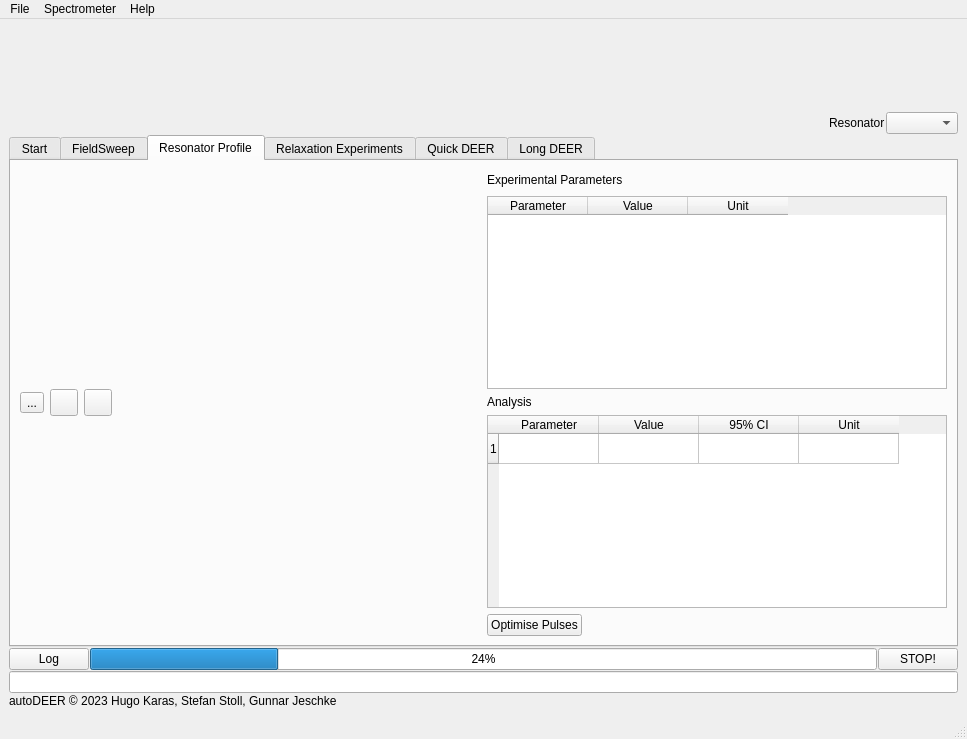
Old version of the form gui/gui2.ui in the repository JeschkeLab/autoDEER.
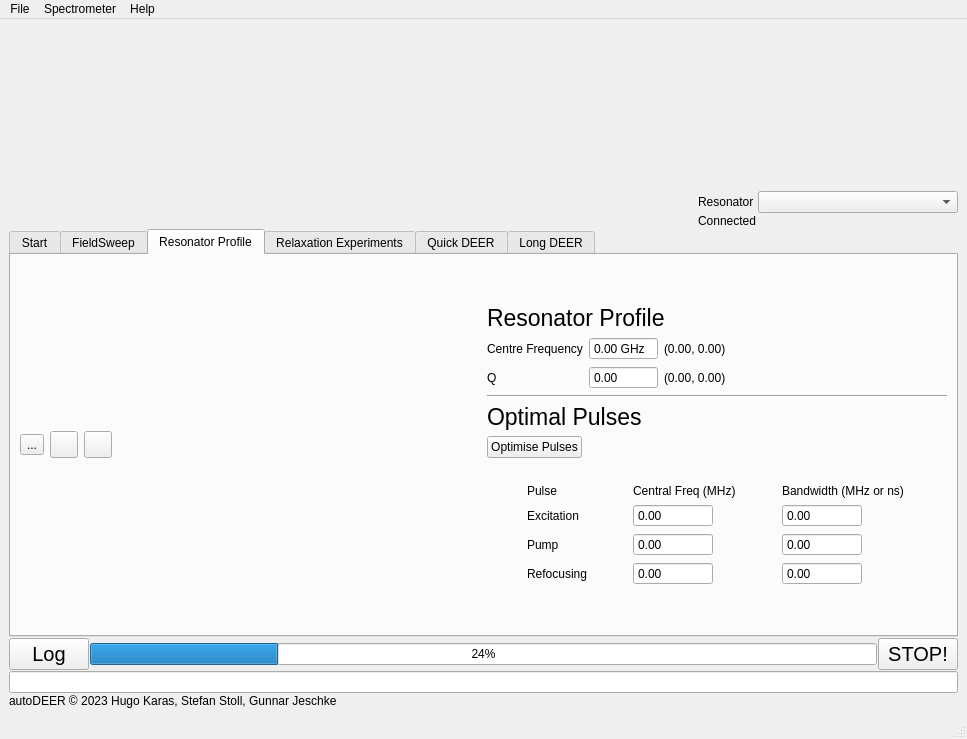
New version of the form. The open tabs and pages were chosen to show the change. Icons and pictures are not drawn. Custom widgets are drawn as their Qt base class.

Commit message: - Improved GUI - Added Connected light - Improved Advanced Mode

The edit to the form file:
```diff
--- a/gui/gui2.ui
+++ b/gui/gui2.ui
@@ -77,7 +77,34 @@
            </widget>
           </item>
           <item row="0" column="1">
-           <widget class="QComboBox" name="resonatorComboBox"/>
+           <widget class="QComboBox" name="resonatorComboBox">
+            <property name="sizePolicy">
+             <sizepolicy hsizetype="Preferred" vsizetype="Fixed">
+              <horstretch>0</horstretch>
+              <verstretch>0</verstretch>
+             </sizepolicy>
+            </property>
+            <property name="minimumSize">
+             <size>
+              <width>200</width>
+              <height>0</height>
+             </size>
+            </property>
+           </widget>
+          </item>
+          <item row="1" column="0">
+           <widget class="QLabel" name="connectedLabel">
+            <property name="text">
+             <string>Connected</string>
+            </property>
+           </widget>
+          </item>
+          <item row="1" column="1">
+           <widget class="QLabel" name="Connected_Light">
+            <property name="text">
+             <string notr="true"/>
+            </property>
+           </widget>
           </item>
          </layout>
         </item>
@@ -92,7 +119,7 @@
          <enum>QTabWidget::Rounded</enum>
         </property>
         <property name="currentIndex">
-         <number>0</number>
+         <number>5</number>
         </property>
         <property name="elideMode">
          <enum>Qt::ElideRight</enum>
@@ -198,6 +225,11 @@
                <property name="enabled">
                 <bool>true</bool>
                </property>
+               <property name="font">
+                <font>
+                 <pointsize>15</pointsize>
+                </font>
+               </property>
                <property name="text">
                 <string>Run Fully Automatic DEER</string>
                </property>
@@ -328,6 +360,11 @@
              </item>
              <item>
               <widget class="QPushButton" name="AdvancedAutoButton">
+               <property name="font">
+                <font>
+                 <pointsize>15</pointsize>
+                </font>
+               </property>
                <property name="text">
                 <string>Run Advanced Mode</string>
                </property>
@@ -361,7 +398,7 @@
                    <string>...</string>
                   </property>
                   <property name="icon">
-                   <iconset resource="resources_file.qrc">
+                   <iconset resource="../../../autoDeer_dev/GUI/resources_file.qrc">
                     <normaloff>:/icons/resources/upload.png</normaloff>:/icons/resources/upload.png</iconset>
                   </property>
                   <property name="iconSize">
@@ -381,7 +418,7 @@
                    <string notr="true"/>
                   </property>
                   <property name="icon">
-                   <iconset resource="resources_file.qrc">
+                   <iconset resource="../../../autoDeer_dev/GUI/resources_file.qrc">
                     <normaloff>:/icons/resources/refresh.png</normaloff>:/icons/resources/refresh.png</iconset>
                   </property>
                   <property name="iconSize">
@@ -401,7 +438,7 @@
                    <string notr="true"/>
                   </property>
                   <property name="icon">
-                   <iconset resource="resources_file.qrc">
+                   <iconset resource="../../../autoDeer_dev/GUI/resources_file.qrc">
                     <normaloff>:/icons/resources/play.png</normaloff>:/icons/resources/play.png</iconset>
                   </property>
                   <property name="iconSize">
@@ -445,6 +482,11 @@
                <layout class="QHBoxLayout" name="horizontalLayout_3">
                 <item>
                  <widget class="QLabel" name="label_3">
+                  <property name="font">
+                   <font>
+                    <pointsize>17</pointsize>
+                   </font>
+                  </property>
                   <property name="text">
                    <string>Experimental Parameters</string>
                   </property>
@@ -466,67 +508,234 @@
                </layout>
               </item>
               <item>
-               <widget class="QTableWidget" name="fsweep_exp_table">
-                <column>
-                 <property name="text">
-                  <string>Parameter</string>
-                 </property>
-                </column>
-                <column>
-                 <property name="text">
-                  <string>Value</string>
-                 </property>
-                </column>
-                <column>
-                 <property name="text">
-                  <string>Unit</string>
-                 </property>
-                </column>
-               </widget>
-              </item>
-              <item>
-               <widget class="QLabel" name="label_4">
-                <property name="text">
-                 <string>Analysis</string>
+               <layout class="QGridLayout" name="gridLayout_3">
+                <property name="topMargin">
+                 <number>10</number>
                 </property>
-               </widget>
+                <item row="1" column="1">
+                 <widget class="QDoubleSpinBox" name="gyroSpinBox">
+                  <property name="readOnly">
+                   <bool>true</bool>
+                  </property>
+                  <property name="buttonSymbols">
+                   <enum>QAbstractSpinBox::NoButtons</enum>
+                  </property>
+                  <property name="suffix">
+                   <string> MHz/T</string>
+                  </property>
+                  <property name="decimals">
+                   <number>6</number>
+                  </property>
+                 </widget>
+                </item>
+                <item row="3" column="0">
+                 <widget class="QLabel" name="label_32">
+                  <property name="text">
+                   <string>A</string>
+                  </property>
+                  <property name="alignment">
+                   <set>Qt::AlignRight|Qt::AlignTrailing|Qt::AlignVCenter</set>
+                  </property>
+                 </widget>
+                </item>
+                <item row="4" column="1">
+                 <widget class="QDoubleSpinBox" name="GBSpinBox">
+                  <property name="readOnly">
+                   <bool>true</bool>
+                  </property>
+                  <property name="buttonSymbols">
+                   <enum>QAbstractSpinBox::NoButtons</enum>
+                  </property>
+                  <property name="suffix">
+                   <string/>
+                  </property>
+                 </widget>
+                </item>
+                <item row="4" column="0">
+                 <widget class="QLabel" name="label_17">
+                  <property name="text">
+                   <string>Gaussian Broadening</string>
+                  </property>
+                  <property name="alignment">
+                   <set>Qt::AlignRight|Qt::AlignTrailing|Qt::AlignVCenter</set>
+                  </property>
+                 </widget>
+                </item>
+                <item row="5" column="1">
+                 <widget class="QDoubleSpinBox" name="BoffsetSpinBox">
+                  <property name="readOnly">
+                   <bool>true</bool>
+                  </property>
+                  <property name="buttonSymbols">
+                   <enum>QAbstractSpinBox::NoButtons</enum>
+                  </property>
+                  <property name="suffix">
+                   <string> B</string>
+                  </property>
+                 </widget>
+                </item>
+                <item row="5" column="0">
+                 <widget class="QLabel" name="label_21">
+                  <property name="text">
+                   <string>B offset</string>
+                  </property>
+                  <property name="alignment">
+                   <set>Qt::AlignRight|Qt::AlignTrailing|Qt::AlignVCenter</set>
+                  </property>
+                 </widget>
+                </item>
+                <item row="1" column="0">
+                 <widget class="QLabel" name="label_30">
+                  <property name="text">
+                   <string>Gyromagentic ratio (at peak)</string>
+                  </property>
+                  <property name="alignment">
+                   <set>Qt::AlignRight|Qt::AlignTrailing|Qt::AlignVCenter</set>
+                  </property>
+                 </widget>
+                </item>
+                <item row="2" column="0">
+                 <widget class="QLabel" name="label_31">
+                  <property name="sizePolicy">
+                   <sizepolicy hsizetype="Preferred" vsizetype="Preferred">
+                    <horstretch>0</horstretch>
+                    <verstretch>0</verstretch>
+                   </sizepolicy>
+                  </property>
+                  <property name="text">
+                   <string>g</string>
+                  </property>
+                  <property name="alignment">
+                   <set>Qt::AlignRight|Qt::AlignTrailing|Qt::AlignVCenter</set>
+                  </property>
+                 </widget>
+                </item>
+                <item row="0" column="0">
+                 <widget class="QLabel" name="label_28">
+                  <property name="text">
+                   <string>Spin Centre</string>
+                  </property>
+                  <property name="alignment">
+                   <set>Qt::AlignRight|Qt::AlignTrailing|Qt::AlignVCenter</set>
+                  </property>
+                 </widget>
+                </item>
+                <item row="0" column="1">
+                 <widget class="QLineEdit" name="lineEdit">
+                  <property name="sizePolicy">
+                   <sizepolicy hsizetype="Preferred" vsizetype="Fixed">
+                    <horstretch>0</horstretch>
+                    <verstretch>0</verstretch>
+                   </sizepolicy>
+                  </property>
+                  <property name="text">
+                   <string>N</string>
+                  </property>
+                  <property name="readOnly">
+                   <bool>true</bool>
+                  </property>
+                 </widget>
+                </item>
+                <item row="3" column="1">
+                 <layout class="QHBoxLayout" name="horizontalLayout_17">
+                  <item>
+                   <widget class="QDoubleSpinBox" name="AxSpinBox">
+                    <property name="readOnly">
+                     <bool>true</bool>
+                    </property>
+                    <property name="buttonSymbols">
+                     <enum>QAbstractSpinBox::NoButtons</enum>
+                    </property>
+                   </widget>
+                  </item>
+                  <item>
+                   <widget class="QDoubleSpinBox" name="AySpinBox">
+                    <property name="readOnly">
+                     <bool>true</bool>
+                    </property>
+                    <property name="buttonSymbols">
+                     <enum>QAbstractSpinBox::NoButtons</enum>
+                    </property>
+                   </widget>
+                  </item>
+                  <item>
+                   <widget class="QDoubleSpinBox" name="AzSpinBox">
+                    <property name="readOnly">
+                     <bool>true</bool>
+                    </property>
+                    <property name="buttonSymbols">
+                     <enum>QAbstractSpinBox::NoButtons</enum>
+                    </property>
+                   </widget>
+                  </item>
+                 </layout>
+                </item>
+                <item row="2" column="1">
+                 <layout class="QGridLayout" name="gridLayout_4">
+                  <item row="1" column="0">
+                   <widget class="QDoubleSpinBox" name="gySpinBox">
+                    <property name="readOnly">
+                     <bool>true</bool>
+                    </property>
+                    <property name="buttonSymbols">
+                     <enum>QAbstractSpinBox::NoButtons</enum>
+                    </property>
+                    <property name="decimals">
+                     <number>4</number>
+                    </property>
+                   </widget>
+                  </item>
+                  <item row="0" column="0">
+                   <widget class="QDoubleSpinBox" name="gxSpinBox">
+                    <property name="readOnly">
+                     <bool>true</bool>
+                    </property>
+                    <property name="buttonSymbols">
+                     <enum>QAbstractSpinBox::NoButtons</enum>
+                    </property>
+                    <property name="decimals">
+                     <number>4</number>
+                    </property>
+                   </widget>
+                  </item>
+                  <item row="2" column="0">
+                   <widget class="QDoubleSpinBox" name="gzSpinBox">
+                    <property name="readOnly">
+                     <bool>true</bool>
+                    </property>
+                    <property name="buttonSymbols">
+                     <enum>QAbstractSpinBox::NoButtons</enum>
+                    </property>
+                    <property name="decimals">
+                     <number>4</number>
+                    </property>
+                   </widget>
+                  </item>
+                  <item row="0" column="1">
+                   <widget class="QLineEdit" name="gxCI"/>
+                  </item>
+                  <item row="1" column="1">
+                   <widget class="QLineEdit" name="gyCI"/>
+                  </item>
+                  <item row="2" column="1">
+                   <widget class="QLineEdit" name="gzCI"/>
+                  </item>
+                 </layout>
+                </item>
+               </layout>
               </item>
               <item>
-               <widget class="QTableWidget" name="fsweep_analysis_table">
-                <property name="editTriggers">
-                 <set>QAbstractItemView::NoEditTriggers</set>
+               <spacer name="verticalSpacer_4">
+                <property name="orientation">
+                 <enum>Qt::Vertical</enum>
                 </property>
-                <property name="dragDropOverwriteMode">
-                 <bool>false</bool>
+                <property name="sizeHint" stdset="0">
+                 <size>
+                  <width>20</width>
+                  <height>40</height>
+                 </size>
                 </property>
-                <property name="sortingEnabled">
-                 <bool>false</bool>
-                </property>
-                <property name="rowCount">
-                 <number>1</number>
-                </property>
-                <row/>
-                <column>
-                 <property name="text">
-                  <string>Parameter</string>
-                 </property>
-                </column>
-                <column>
-                 <property name="text">
-                  <string>Value</string>
-                 </property>
-                </column>
-                <column>
-                 <property name="text">
-                  <string>95% CI</string>
-                 </property>
-                </column>
-                <column>
-                 <property name="text">
-                  <string>Unit</string>
-                 </property>
-                </column>
-               </widget>
+               </spacer>
               </item>
              </layout>
             </item>
@@ -557,7 +766,7 @@
                    <string>...</string>
                   </property>
                   <property name="icon">
-                   <iconset resource="resources_file.qrc">
+                   <iconset resource="../../../autoDeer_dev/GUI/resources_file.qrc">
                     <normaloff>:/icons/resources/upload.png</normaloff>:/icons/resources/upload.png</iconset>
                   </property>
                   <property name="iconSize">
@@ -577,7 +786,7 @@
                    <string notr="true"/>
                   </property>
                   <property name="icon">
-                   <iconset resource="resources_file.qrc">
+                   <iconset resource="../../../autoDeer_dev/GUI/resources_file.qrc">
                     <normaloff>:/icons/resources/refresh.png</normaloff>:/icons/resources/refresh.png</iconset>
                   </property>
                   <property name="iconSize">
@@ -597,7 +806,7 @@
                    <string notr="true"/>
                   </property>
                   <property name="icon">
-                   <iconset resource="resources_file.qrc">
+                   <iconset resource="../../../autoDeer_dev/GUI/resources_file.qrc">
                     <normaloff>:/icons/resources/play.png</normaloff>:/icons/resources/play.png</iconset>
                   </property>
                   <property name="iconSize">
@@ -627,12 +836,30 @@
             </item>
             <item>
              <layout class="QVBoxLayout" name="verticalLayout_3">
+              <item>
+               <spacer name="verticalSpacer_3">
+                <property name="orientation">
+                 <enum>Qt::Vertical</enum>
+                </property>
+                <property name="sizeHint" stdset="0">
+                 <size>
+                  <width>20</width>
+                  <height>40</height>
+                 </size>
+                </property>
+               </spacer>
+              </item>
               <item>
                <layout class="QHBoxLayout" name="horizontalLayout_8">
                 <item>
                  <widget class="QLabel" name="label_5">
+                  <property name="font">
+                   <font>
+                    <pointsize>17</pointsize>
+                   </font>
+                  </property>
                   <property name="text">
-                   <string>Experimental Parameters</string>
+                   <string>Resonator Profile</string>
                   </property>
                  </widget>
                 </item>
@@ -652,68 +879,96 @@
                </layout>
               </item>
               <item>
-               <widget class="QTableWidget" name="respro_exp_table">
-                <column>
-                 <property name="text">
-                  <string>Parameter</string>
-                 </property>
-                </column>
-                <column>
-                 <property name="text">
-                  <string>Value</string>
-                 </property>
-                </column>
-                <column>
-                 <property name="text">
-                  <string>Unit</string>
-                 </property>
-                </column>
+               <layout class="QHBoxLayout" name="horizontalLayout_15">
+                <item>
+                 <layout class="QGridLayout" name="gridLayout">
+                  <item row="1" column="1">
+                   <widget class="QDoubleSpinBox" name="qDoubleSpinBox">
+                    <property name="readOnly">
+                     <bool>true</bool>
+                    </property>
+                    <property name="buttonSymbols">
+                     <enum>QAbstractSpinBox::NoButtons</enum>
+                    </property>
+                   </widget>
+                  </item>
+                  <item row="0" column="0">
+                   <widget class="QLabel" name="centerFrequencyLabel">
+                    <property name="text">
+                     <string>Centre Frequency</string>
+                    </property>
+                   </widget>
+                  </item>
+                  <item row="0" column="1">
+                   <widget class="QDoubleSpinBox" name="centreFrequencyDoubleSpinBox">
+                    <property name="readOnly">
+                     <bool>true</bool>
+                    </property>
+                    <property name="buttonSymbols">
+                     <enum>QAbstractSpinBox::NoButtons</enum>
+                    </property>
+                    <property name="suffix">
+                     <string> GHz</string>
+                    </property>
+                   </widget>
+                  </item>
+                  <item row="1" column="0">
+                   <widget class="QLabel" name="qLabel">
+                    <property name="text">
+                     <string>Q</string>
+                    </property>
+                   </widget>
+                  </item>
+                  <item row="0" column="2">
+                   <widget class="QLabel" name="centreFrequencyCI">
+                    <property name="text">
+                     <string>(0.00, 0.00)</string>
+                    </property>
+                   </widget>
+                  </item>
+                  <item row="1" column="2">
+                   <widget class="QLabel" name="qCI">
+                    <property name="text">
+                     <string>(0.00, 0.00)</string>
+                    </property>
+                   </widget>
+                  </item>
+                 </layout>
+                </item>
+                <item>
+                 <spacer name="horizontalSpacer_9">
+                  <property name="orientation">
+                   <enum>Qt::Horizontal</enum>
+                  </property>
+                  <property name="sizeHint" stdset="0">
+                   <size>
+                    <width>40</width>
+                    <height>20</height>
+                   </size>
+                  </property>
+                 </spacer>
+                </item>
+               </layout>
+              </item>
+              <item>
+               <widget class="Line" name="line_2">
+                <property name="orientation">
+                 <enum>Qt::Horizontal</enum>
+                </property>
                </widget>
               </item>
               <item>
                <widget class="QLabel" name="label_6">
+                <property name="font">
+                 <font>
+                  <pointsize>17</pointsize>
+                 </font>
+                </property>
                 <property name="text">
-                 <string>Analysis</string>
+                 <string>Optimal Pulses</string>
                 </property>
                </widget>
               </item>
-              <item>
-               <widget class="QTableWidget" name="respro_analysis_table">
-                <property name="editTriggers">
-                 <set>QAbstractItemView::NoEditTriggers</set>
-                </property>
-                <property name="dragDropOverwriteMode">
-                 <bool>false</bool>
-                </property>
-                <property name="sortingEnabled">
-                 <bool>false</bool>
-                </property>
-                <property name="rowCount">
-                 <number>1</number>
-                </property>
-                <row/>
-                <column>
-                 <property name="text">
-                  <string>Parameter</string>
-                 </property>
-                </column>
-                <column>
-                 <property name="text">
-                  <string>Value</string>
-                 </property>
-                </column>
-                <column>
-                 <property name="text">
-                  <string>95% CI</string>
-                 </property>
-                </column>
-                <column>
-                 <property name="text">
-                  <string>Unit</string>
-                 </property>
-                </column>
-               </widget>
-              </item>
               <item>
                <layout class="QHBoxLayout" name="horizontalLayout_9">
                 <item>
@@ -738,6 +993,242 @@
                 </item>
                </layout>
               </item>
+              <item>
+               <layout class="QGridLayout" name="gridLayout_2" columnstretch="0,1,1">
+                <property name="sizeConstraint">
+                 <enum>QLayout::SetDefaultConstraint</enum>
+                </property>
+                <property name="topMargin">
+                 <number>20</number>
+                </property>
+                <item row="0" column="2">
+                 <widget class="QLabel" name="label_25">
+                  <property name="text">
+                   <string>Bandwidth (MHz or ns)</string>
+                  </property>
+                 </widget>
+                </item>
+                <item row="0" column="0">
+                 <widget class="QLabel" name="label_23">
+                  <property name="sizePolicy">
+                   <sizepolicy hsizetype="Fixed" vsizetype="Preferred">
+                    <horstretch>0</horstretch>
+                    <verstretch>0</verstretch>
+                   </sizepolicy>
+                  </property>
+                  <property name="frameShape">
+                   <enum>QFrame::NoFrame</enum>
+                  </property>
+                  <property name="frameShadow">
+                   <enum>QFrame::Plain</enum>
+                  </property>
+                  <property name="lineWidth">
+                   <number>0</number>
+                  </property>
+                  <property name="text">
+                   <string>Pulse</string>
+                  </property>
+                 </widget>
+                </item>
+                <item row="1" column="1">
+                 <widget class="QDoubleSpinBox" name="doubleSpinBox">
+                  <property name="sizePolicy">
+                   <sizepolicy hsizetype="Fixed" vsizetype="Fixed">
+                    <horstretch>0</horstretch>
+                    <verstretch>0</verstretch>
+                   </sizepolicy>
+                  </property>
+                  <property name="minimumSize">
+                   <size>
+                    <width>50</width>
+                    <height>0</height>
+                   </size>
+                  </property>
+                  <property name="maximumSize">
+                   <size>
+                    <width>80</width>
+                    <height>16777215</height>
+                   </size>
+                  </property>
+                  <property name="readOnly">
+                   <bool>true</bool>
+                  </property>
+                  <property name="buttonSymbols">
+                   <enum>QAbstractSpinBox::NoButtons</enum>
+                  </property>
+                 </widget>
+                </item>
+                <item row="1" column="0">
+                 <widget class="QLabel" name="label_22">
+                  <property name="sizePolicy">
+                   <sizepolicy hsizetype="Minimum" vsizetype="Preferred">
+                    <horstretch>0</horstretch>
+                    <verstretch>0</verstretch>
+                   </sizepolicy>
+                  </property>
+                  <property name="text">
+                   <string>Excitation</string>
+                  </property>
+                 </widget>
+                </item>
+                <item row="2" column="0">
+                 <widget class="QLabel" name="label_26">
+                  <property name="sizePolicy">
+                   <sizepolicy hsizetype="Fixed" vsizetype="Preferred">
+                    <horstretch>0</horstretch>
+                    <verstretch>0</verstretch>
+                   </sizepolicy>
+                  </property>
+                  <property name="text">
+                   <string>Pump</string>
+                  </property>
+                 </widget>
+                </item>
+                <item row="1" column="2">
+                 <widget class="QDoubleSpinBox" name="doubleSpinBox_2">
+                  <property name="minimumSize">
+                   <size>
+                    <width>50</width>
+                    <height>0</height>
+                   </size>
+                  </property>
+                  <property name="maximumSize">
+                   <size>
+                    <width>80</width>
+                    <height>16777215</height>
+                   </size>
+                  </property>
+                  <property name="readOnly">
+                   <bool>true</bool>
+                  </property>
+                  <property name="buttonSymbols">
+                   <enum>QAbstractSpinBox::NoButtons</enum>
+                  </property>
+                 </widget>
+                </item>
+                <item row="0" column="1">
+                 <widget class="QLabel" name="label_24">
+                  <property name="text">
+                   <string>Central Freq (MHz)</string>
+                  </property>
+                 </widget>
+                </item>
+                <item row="3" column="0">
+                 <widget class="QLabel" name="label_27">
+                  <property name="sizePolicy">
+                   <sizepolicy hsizetype="Fixed" vsizetype="Preferred">
+                    <horstretch>0</horstretch>
+                    <verstretch>0</verstretch>
+                   </sizepolicy>
+                  </property>
+                  <property name="text">
+                   <string>Refocusing</string>
+                  </property>
+                 </widget>
+                </item>
+                <item row="2" column="1">
+                 <widget class="QDoubleSpinBox" name="doubleSpinBox_3">
+                  <property name="minimumSize">
+                   <size>
+                    <width>50</width>
+                    <height>0</height>
+                   </size>
+                  </property>
+                  <property name="maximumSize">
+                   <size>
+                    <width>80</width>
+                    <height>16777215</height>
+                   </size>
+                  </property>
+                  <property name="readOnly">
+                   <bool>true</bool>
+                  </property>
+                  <property name="buttonSymbols">
+                   <enum>QAbstractSpinBox::NoButtons</enum>
+                  </property>
+                 </widget>
+                </item>
+                <item row="3" column="1">
+                 <widget class="QDoubleSpinBox" name="doubleSpinBox_4">
+                  <property name="minimumSize">
+                   <size>
+                    <width>50</width>
+                    <height>0</height>
+                   </size>
+                  </property>
+                  <property name="maximumSize">
+                   <size>
+                    <width>80</width>
+                    <height>16777215</height>
+                   </size>
+                  </property>
+                  <property name="readOnly">
+                   <bool>true</bool>
+                  </property>
+                  <property name="buttonSymbols">
+                   <enum>QAbstractSpinBox::NoButtons</enum>
+                  </property>
+                 </widget>
+                </item>
+                <item row="2" column="2">
+                 <widget class="QDoubleSpinBox" name="doubleSpinBox_5">
+                  <property name="minimumSize">
+                   <size>
+                    <width>50</width>
+                    <height>0</height>
+                   </size>
+                  </property>
+                  <property name="maximumSize">
+                   <size>
+                    <width>80</width>
+                    <height>16777215</height>
+                   </size>
+                  </property>
+                  <property name="readOnly">
+                   <bool>true</bool>
+                  </property>
+                  <property name="buttonSymbols">
+                   <enum>QAbstractSpinBox::NoButtons</enum>
+                  </property>
+                 </widget>
+                </item>
+                <item row="3" column="2">
+                 <widget class="QDoubleSpinBox" name="doubleSpinBox_6">
+                  <property name="minimumSize">
+                   <size>
+                    <width>50</width>
+                    <height>0</height>
+                   </size>
+                  </property>
+                  <property name="maximumSize">
+                   <size>
+                    <width>80</width>
+                    <height>16777215</height>
+                   </size>
+                  </property>
+                  <property name="readOnly">
+                   <bool>true</bool>
+                  </property>
+                  <property name="buttonSymbols">
+                   <enum>QAbstractSpinBox::NoButtons</enum>
+                  </property>
+                 </widget>
+                </item>
+               </layout>
+              </item>
+              <item>
+               <spacer name="verticalSpacer_2">
+                <property name="orientation">
+                 <enum>Qt::Vertical</enum>
+                </property>
+                <property name="sizeHint" stdset="0">
+                 <size>
+                  <width>20</width>
+                  <height>40</height>
+                 </size>
+                </property>
+               </spacer>
+              </item>
              </layout>
             </item>
            </layout>
@@ -767,7 +1258,7 @@
                    <string>...</string>
                   </property>
                   <property name="icon">
-                   <iconset resource="resources_file.qrc">
+                   <iconset resource="../../../autoDeer_dev/GUI/resources_file.qrc">
                     <normaloff>:/icons/resources/upload.png</normaloff>:/icons/resources/upload.png</iconset>
                   </property>
                   <property name="iconSize">
@@ -787,7 +1278,7 @@
                    <string notr="true"/>
                   </property>
                   <property name="icon">
-                   <iconset resource="resources_file.qrc">
+                   <iconset resource="../../../autoDeer_dev/GUI/resources_file.qrc">
                     <normaloff>:/icons/resources/refresh.png</normaloff>:/icons/resources/refresh.png</iconset>
                   </property>
                   <property name="iconSize">
@@ -807,7 +1298,7 @@
                    <string notr="true"/>
                   </property>
                   <property name="icon">
-                   <iconset resource="resources_file.qrc">
+                   <iconset resource="../../../autoDeer_dev/GUI/resources_file.qrc">
                     <normaloff>:/icons/resources/play.png</normaloff>:/icons/resources/play.png</iconset>
                   </property>
                   <property name="iconSize">
@@ -836,11 +1327,22 @@
              </layout>
             </item>
             <item>
-             <layout class="QVBoxLayout" name="verticalLayout_12">
+             <layout class="QVBoxLayout" name="verticalLayout_12" stretch="0,1">
               <item>
                <layout class="QHBoxLayout" name="horizontalLayout_13">
                 <item>
                  <widget class="QLabel" name="label_16">
+                  <property name="sizePolicy">
+                   <sizepolicy hsizetype="Preferred" vsizetype="Fixed">
+                    <horstretch>0</horstretch>
+                    <verstretch>0</verstretch>
+                   </sizepolicy>
+                  </property>
+                  <property name="font">
+                   <font>
+                    <pointsize>17</pointsize>
+                   </font>
+                  </property>
                   <property name="text">
                    <string>Experimental Parameters</string>
                   </property>
@@ -851,6 +1353,9 @@
                   <property name="orientation">
                    <enum>Qt::Horizontal</enum>
                   </property>
+                  <property name="sizeType">
+                   <enum>QSizePolicy::Expanding</enum>
+                  </property>
                   <property name="sizeHint" stdset="0">
                    <size>
                     <width>40</width>
@@ -882,6 +1387,9 @@
                   <property name="readOnly">
                    <bool>true</bool>
                   </property>
+                  <property name="buttonSymbols">
+                   <enum>QAbstractSpinBox::NoButtons</enum>
+                  </property>
                   <property name="suffix">
                    <string> us</string>
                   </property>
@@ -909,6 +1417,9 @@
                   <property name="readOnly">
                    <bool>true</bool>
                   </property>
+                  <property name="buttonSymbols">
+                   <enum>QAbstractSpinBox::NoButtons</enum>
+                  </property>
                   <property name="suffix">
                    <string> us</string>
                   </property>
@@ -928,15 +1439,11 @@
          </attribute>
          <layout class="QVBoxLayout" name="verticalLayout_7"/>
         </widget>
-        <widget class="QWidget" name="longDEER">
+        <widget class="DEERplot" name="longDEER">
          <attribute name="title">
           <string>Long DEER</string>
          </attribute>
-         <layout class="QVBoxLayout" name="verticalLayout_10">
-          <item>
-           <widget class="DEERplot" name="longdeer_widget" native="true"/>
-          </item>
-         </layout>
+         <layout class="QVBoxLayout" name="verticalLayout_10"/>
         </widget>
        </widget>
       </item>
@@ -944,6 +1451,11 @@
        <layout class="QHBoxLayout" name="horizontalLayout">
         <item>
          <widget class="QPushButton" name="pushButton_3">
+          <property name="font">
+           <font>
+            <pointsize>15</pointsize>
+           </font>
+          </property>
           <property name="text">
            <string>Log</string>
           </property>
@@ -958,6 +1470,11 @@
         </item>
         <item>
          <widget class="QPushButton" name="stopButton">
+          <property name="font">
+           <font>
+            <pointsize>15</pointsize>
+           </font>
+          </property>
           <property name="text">
            <string>STOP!</string>
           </property>
```
Left out of the diff: 2 changed lines with no effect on the pictures. The commit also changes 7 other files.
